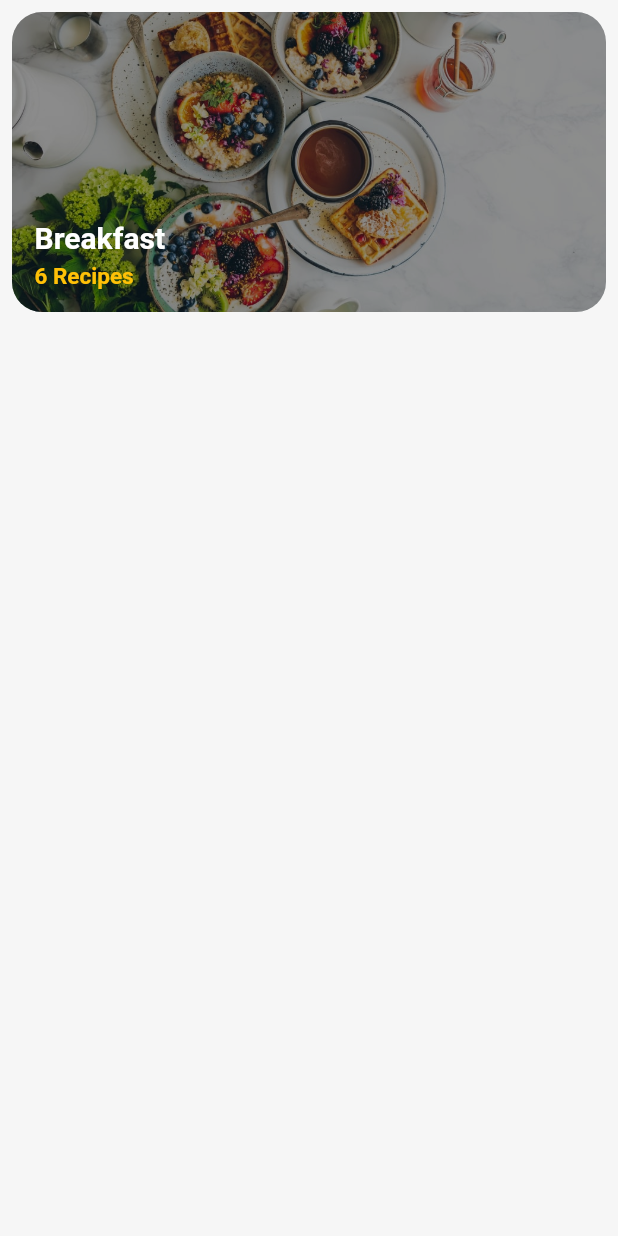
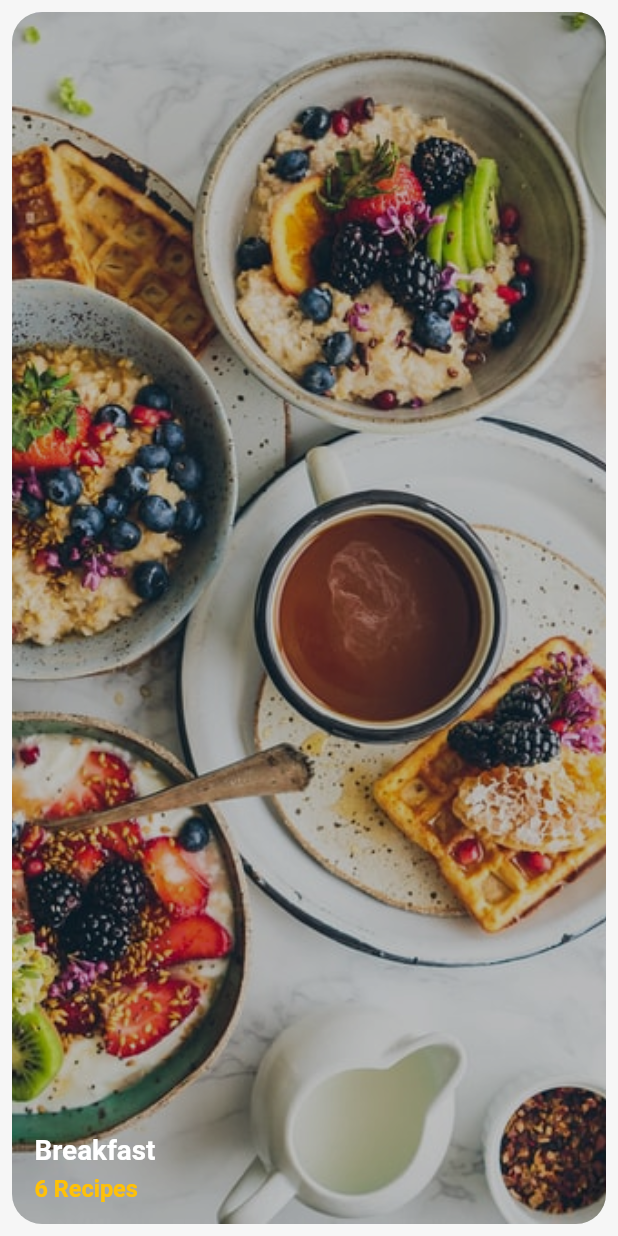
Before and after one commit to seifalaa/FoodCam-Frontend, a Flutter app: the CategoryBox widget shown alone on an empty page, opened directly, on a phone screen of 412 x 824 dp. Run offline on Flutter 3.47's test engine with Material 2 defaults, Android fonts, the phone set to English and light mode, and no system bars; our stand-ins replace google_sign_in, loading_overlay, responsive_grid; missing offline and left inert: flutter_facebook_auth.

Commit message:
make category box resposive and clickable

```diff
--- a/lib/pages/home.dart
+++ b/lib/pages/home.dart
@@ -59,9 +59,15 @@ class Home extends StatelessWidget {
                   RecipeBox(),
                   RecipeBox(),
                 ]),
-            ListView(
-              children: [
-                CategoryBox(
+
+                GridView.count(
+                childAspectRatio: 2,
+                crossAxisCount:
+                    MediaQuery.of(context).size.width <= KMobileScreenSize
+                        ? 1
+                        : 2,
+                children: [
+                  CategoryBox(
                   imagePath: 'lib/assets/breakfast2.jpg',
                   category: 'Breakfast',
                 ),
@@ -73,8 +79,9 @@ class Home extends StatelessWidget {
                   imagePath: 'lib/assets/dinner2.jpg',
                   category: 'Dinner',
                 ),
-              ],
-            ),
+
+                ]),
+
             Container(
               color: Colors.blue,
               child: Center(
--- a/lib/widgets/category_box.dart
+++ b/lib/widgets/category_box.dart
@@ -1,4 +1,6 @@
 import 'package:flutter/material.dart';
+
+import '../constants.dart';
 
 class CategoryBox extends StatelessWidget {
   const CategoryBox({
@@ -10,30 +12,33 @@ class CategoryBox extends StatelessWidget {
   final category;
   @override
    Widget build(BuildContext context) {
+    double _screenWidth = MediaQuery.of(context).size.width;
+    double _screenHeight = MediaQuery.of(context).size.height;
     return Padding(
       padding: const EdgeInsets.all(8.0),
       child: Stack(
         children: [
-          ClipRRect(
+          Positioned.fill(
+            child: ClipRRect(
               borderRadius: BorderRadius.circular(20),
               child: Image.asset(
                 imagePath,
-              width: 400,
-              height: 200,
                 fit: BoxFit.cover,
               ),
             ),
-          Container(
-            width: 400,
-            height: 200,
+          ),
+          Positioned.fill(
+            child: Container(
               decoration: BoxDecoration(
+                color: Color(0x40000000),
                 borderRadius: BorderRadius.circular(20),
-              color: Color(0x70000000),
+              ),
             ),
           ),
           Positioned(
-            bottom: 15,
-            left: 15,
+            bottom: 0,
+            child: Padding(
+              padding: const EdgeInsets.all(15.0),
               child: Column(
                 crossAxisAlignment: CrossAxisAlignment.start,
                 children: [
@@ -41,8 +46,11 @@ class CategoryBox extends StatelessWidget {
                     category,
                     style: TextStyle(
                       color: Colors.white,
+                      fontSize: _screenWidth <= KMobileScreenSize
+                          ? _screenWidth * 0.045
+                          : _screenWidth * 0.0225,
                       fontWeight: FontWeight.bold,
-                      fontSize: 20),
+                    ),
                   ),
                   Padding(
                   padding: const EdgeInsets.only(top: 5.0),
@@ -51,12 +59,31 @@ class CategoryBox extends StatelessWidget {
                     style: TextStyle(
                         color: Color(0xFFFFC107),
                         fontWeight: FontWeight.bold,
-                        fontSize: 15),
+                        fontSize:_screenWidth <= KMobileScreenSize
+                          ? _screenWidth * 0.038
+                          : _screenWidth * 0.0194,
                           ),
                   ),
+                ),
+
                 ],
               ),
             ),
+          ),
+          Positioned.fill(
+              child: Material(
+            borderRadius: BorderRadius.circular(20),
+            color: Colors.transparent,
+            child: InkWell(
+              borderRadius: BorderRadius.circular(20),
+              highlightColor: Colors.transparent,
+              splashColor: Color(0x50D0F1DD),
+              onTap: () {
+
+
+              },
+            ),
+          )),
         ],
       ),
     );
```
Lines whose indentation alone changed are shown as unchanged.
